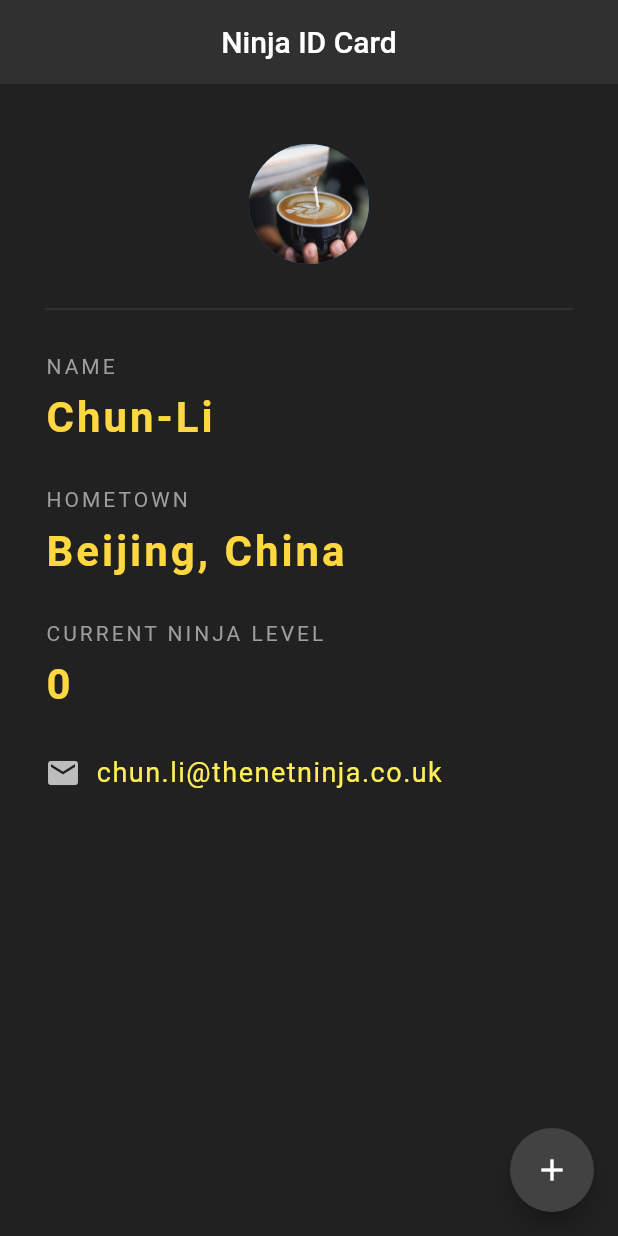
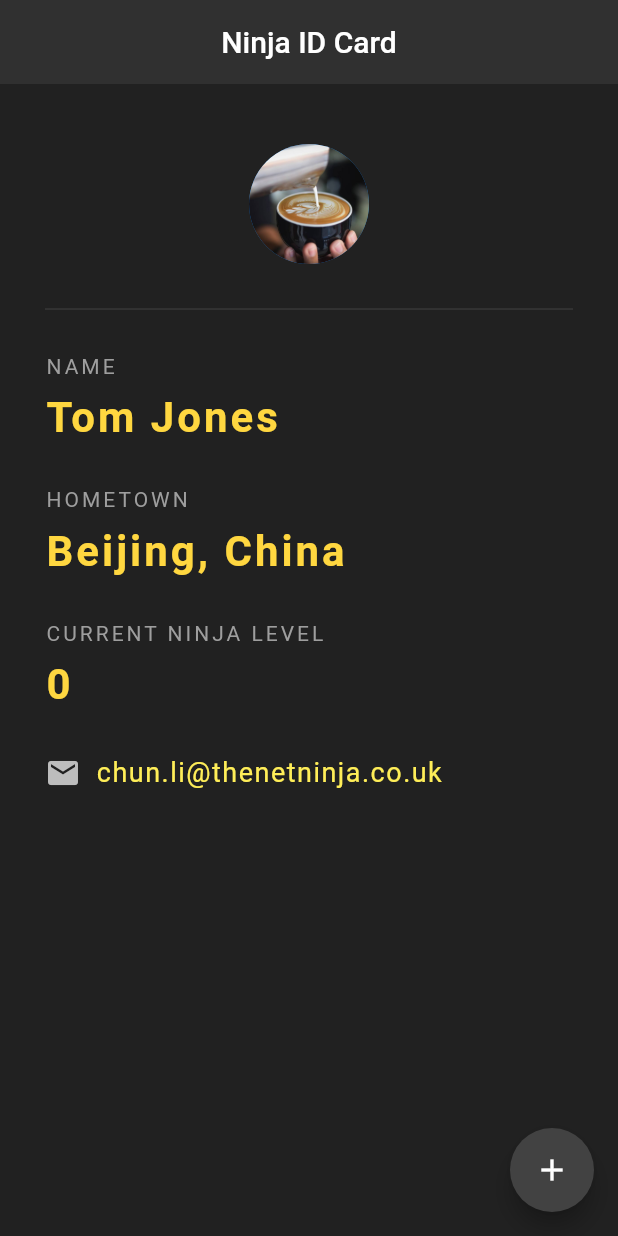
Before and after one commit to alanbar/ninja, a Flutter app: the screen it shows after launch, on a phone screen of 412 x 824 dp. Run offline on Flutter 3.47's test engine with Material 2 defaults, Android fonts, the phone set to English and light mode, and no system bars.

Commit message:
commit#1 Tom Jones

```diff
--- a/lib/main.dart
+++ b/lib/main.dart
@@ -57,7 +57,7 @@ class _NinjaCardState extends State<NinjaCard> {
             ),
             const SizedBox(height: 10.0),
             Text(
-              'Chun-Li',
+              'Tom Jones',
               style: TextStyle(
                 color: Colors.amberAccent[200],
                 fontWeight: FontWeight.bold,
```
